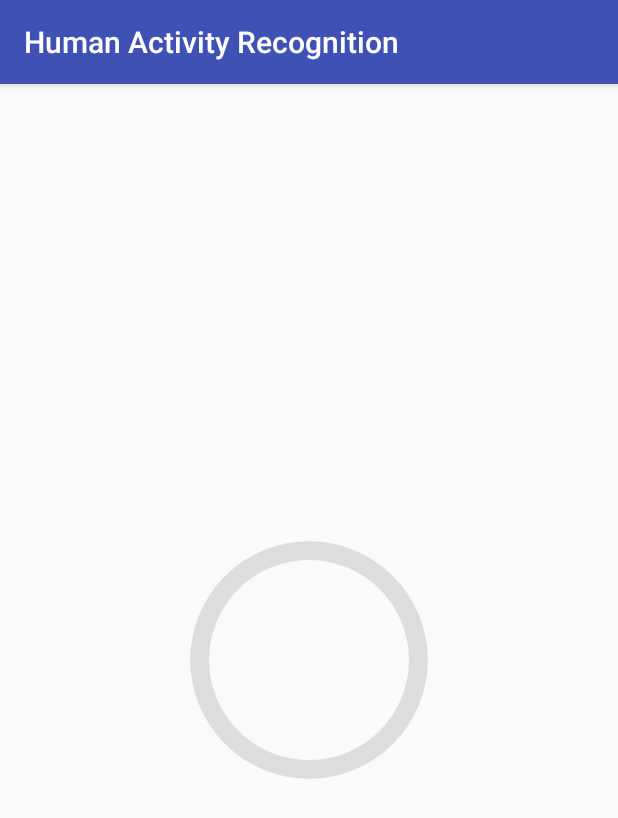
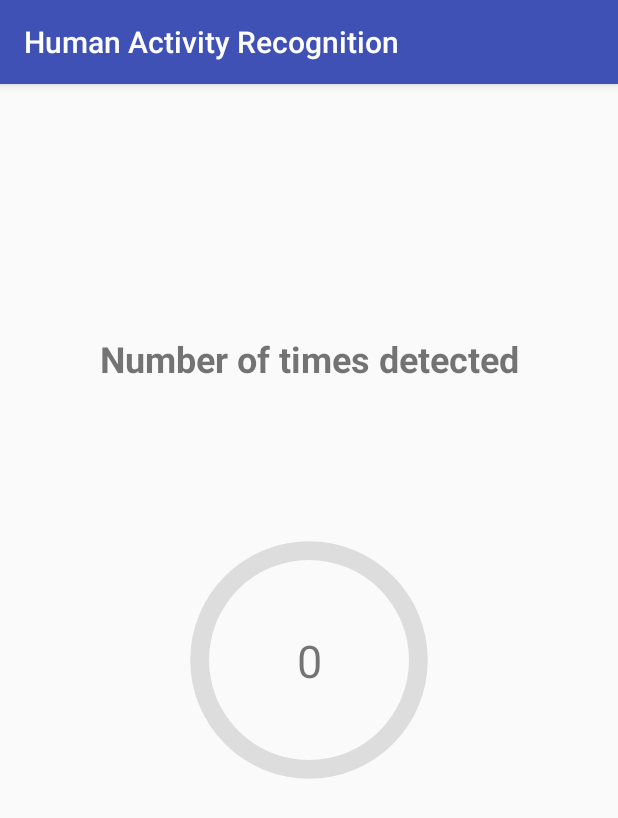
Before and after one commit to aditi17goel/ActivityRecognition, an Android app: the screen it shows after launch (MainActivity2), after a tap on "DOWNSTAIRS", on a phone screen of 412 x 824 dp. Shown: the top 818 px of the screen. Run offline under Robolectric (Android 15) with nearby library versions, the phone set to English and light mode, and no system bars; libraries missing offline, so code that uses them is left out: org.tensorflow.contrib; 2 statements that could not run were skipped.

Commit message:
progress count

```diff
--- a/HAR-Android-App/app/src/main/java/aditi/sensor_based_har/MainActivity.java
+++ b/HAR-Android-App/app/src/main/java/aditi/sensor_based_har/MainActivity.java
@@ -136,8 +136,7 @@ public class MainActivity extends AppCompatActivity implements SensorEventListen
         button.setOnClickListener( new View.OnClickListener(){
             @Override
             public void onClick(View v){
-                openMainActivity2(prog_sit
-                );
+                openMainActivity2(prog_sit);
             }
         });
 
--- a/HAR-Android-App/app/src/main/java/aditi/sensor_based_har/MainActivity2.java
+++ b/HAR-Android-App/app/src/main/java/aditi/sensor_based_har/MainActivity2.java
@@ -5,6 +5,7 @@ import android.os.Bundle;
 import android.util.Log;
 import android.widget.ProgressBar;
 import android.widget.TextView;
+
 public class MainActivity2 extends AppCompatActivity {
 
     @Override
@@ -12,9 +13,13 @@ public class MainActivity2 extends AppCompatActivity {
         super.onCreate(savedInstanceState);
         setContentView(R.layout.activity_main2);
         Bundle b = getIntent().getExtras();
-        int id = b.getInt("id");
+        int id1 = b.getInt("id");
+
+        TextView num = (TextView)findViewById(R.id.textView);
         ProgressBar progressBar = (ProgressBar) findViewById(R.id.progress_bar_biking);
-        progressBar.setProgress(id);
+        progressBar.setProgress(id1);
+        num.setText(String.valueOf(id1));
+
     }
 
 
--- a/HAR-Android-App/app/src/main/res/layout/activity_main2.xml
+++ b/HAR-Android-App/app/src/main/res/layout/activity_main2.xml
@@ -18,4 +18,29 @@
         app:layout_constraintStart_toStartOf="parent"
         app:layout_constraintTop_toTopOf="parent" />
 
+    <TextView
+        android:id="@+id/textView"
+        android:layout_width="wrap_content"
+        android:layout_height="wrap_content"
+        android:text="@string/textview"
+        android:textAlignment="center"
+        android:textSize="30sp"
+        app:layout_constraintBottom_toBottomOf="@+id/progress_bar_biking"
+        app:layout_constraintEnd_toEndOf="@+id/progress_bar_biking"
+        app:layout_constraintStart_toStartOf="@+id/progress_bar_biking"
+        app:layout_constraintTop_toTopOf="@+id/progress_bar_biking" />
+
+    <TextView
+        android:id="@+id/textView2"
+        android:layout_width="wrap_content"
+        android:layout_height="wrap_content"
+        android:text="@string/number_of_times_detected"
+        android:textSize="24sp"
+        android:textStyle="bold"
+        app:layout_constraintBottom_toTopOf="@+id/progress_bar_biking"
+        app:layout_constraintEnd_toEndOf="parent"
+        app:layout_constraintStart_toStartOf="parent"
+        app:layout_constraintTop_toTopOf="parent"
+        app:layout_constraintVertical_bias="0.662" />
+
 </android.support.constraint.ConstraintLayout>
--- a/HAR-Android-App/app/src/main/res/values/strings.xml
+++ b/HAR-Android-App/app/src/main/res/values/strings.xml
@@ -11,4 +11,6 @@
     <string name="biking">Biking</string>
     <string name="button">Button</string>
     <string name="see_progress">SEE PROGRESS</string>
+    <string name="textview">TextView</string>
+    <string name="number_of_times_detected">Number of times detected</string>
 </resources>
```
Also changed, not shown: 1 other file.
